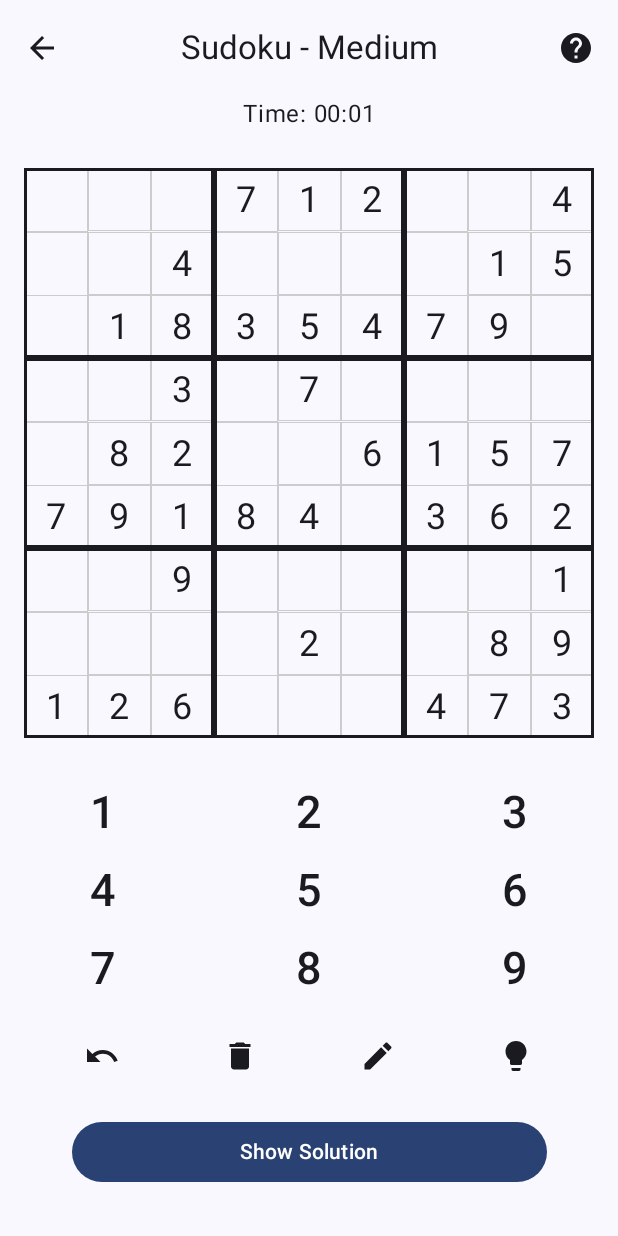
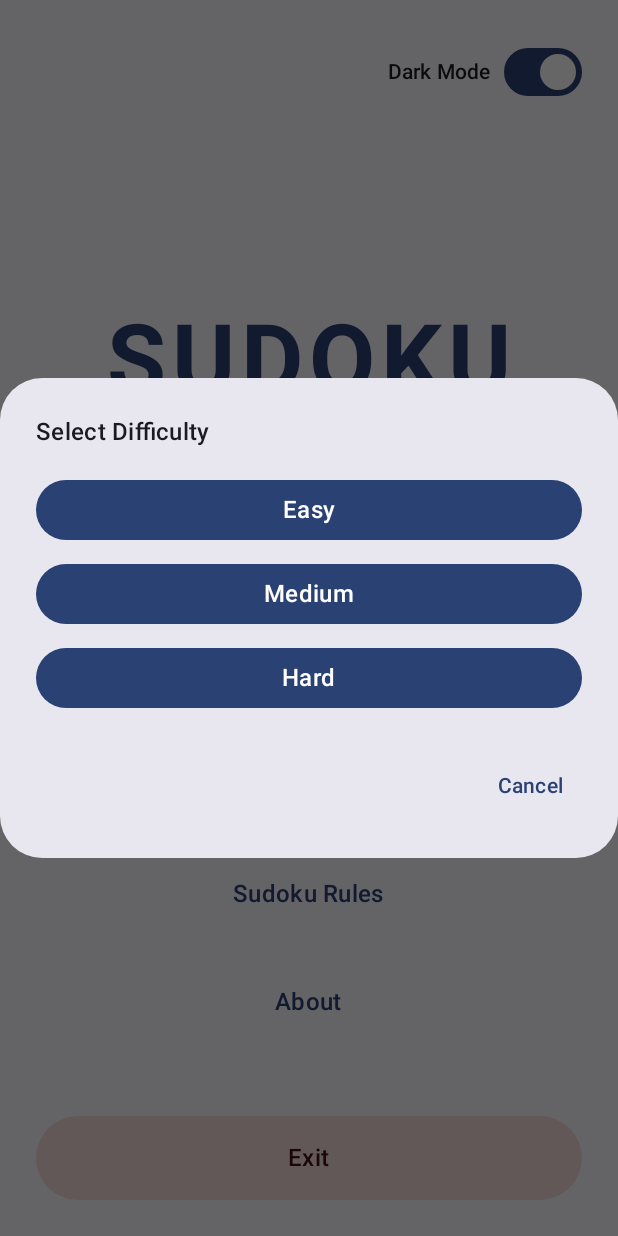
Before and after one commit to AndreasY12/SudokuAndroid, an Android app built with Jetpack Compose: the screen it shows after launch (MainActivity), after a tap on "New Game", on a phone screen of 412 x 824 dp. Run offline under Robolectric (Android 15) with nearby library versions, the phone set to English and light mode, and no system bars.

Commit message:
user can now select what difficulty the sudoku game when starting new game

```diff
--- a/app/src/main/java/com/example/sudokunew/GameScreen.kt
+++ b/app/src/main/java/com/example/sudokunew/GameScreen.kt
@@ -63,14 +63,17 @@ import java.util.Locale
 @Composable
 fun GameScreen(
     viewModel: SudokuViewModel = androidx.lifecycle.viewmodel.compose.viewModel(),
-    navController: NavHostController
+    navController: NavHostController,
+    difficulty: Difficulty
 ) {
     val state by viewModel.state.collectAsState()
     var showDialog by rememberSaveable { mutableStateOf(false) }
     val layoutDirection = LocalLayoutDirection.current
-    val difficulty = state.difficulty
+    //val difficulty = state.difficulty
 
     val colors = MaterialTheme.colorScheme
+
+    viewModel.startNewGame(difficulty)
 
     Scaffold(
         modifier = Modifier
@@ -165,7 +168,7 @@ fun GameScreen(
                     )
                 },
                 confirmButton = {
-                    TextButton(onClick = { viewModel.startNewGame(Difficulty.MEDIUM) }) {
+                    TextButton(onClick = { viewModel.startNewGame(difficulty) }) {
                         Text("New Game", color = colors.primary)
                     }
                 }
--- a/app/src/main/java/com/example/sudokunew/StartScreen.kt
+++ b/app/src/main/java/com/example/sudokunew/StartScreen.kt
@@ -21,6 +21,8 @@ import androidx.compose.foundation.verticalScroll
 import androidx.compose.material.icons.Icons
 import androidx.compose.material.icons.filled.DarkMode
 import androidx.compose.material.icons.filled.LightMode
+import androidx.compose.material3.AlertDialog
+import androidx.compose.material3.Button
 import androidx.compose.material3.ButtonDefaults
 import androidx.compose.material3.ElevatedButton
 import androidx.compose.material3.FilledTonalButton
@@ -53,11 +55,13 @@ import kotlinx.coroutines.delay
 fun StartScreen(
     isDarkMode: Boolean = true,
     navController: NavHostController,
+    onNewGameStart: (Difficulty) -> Unit
 ) {
 
     // States for staggered animation
     var showLogo by remember { mutableStateOf(false) }
     var showButtons by remember { mutableStateOf(false) }
+    var showDifficultyDialog by remember { mutableStateOf(false) }
 
     LaunchedEffect(Unit) {
         delay(100)
@@ -109,7 +113,17 @@ fun StartScreen(
                 )
             ) {
                 ButtonGroup(
-                    navController = navController
+                    navController = navController,
+                    onNewGameClick = {showDifficultyDialog = true}
+                )
+            }
+            if (showDifficultyDialog) {
+                DifficultySelectionDialog(
+                    onDismiss = { showDifficultyDialog = false },
+                    onDifficultySelected = { difficulty ->
+                        onNewGameStart(difficulty)
+                        showDifficultyDialog = false
+                    }
                 )
             }
         }
@@ -162,7 +176,7 @@ fun Logo() {
 }
 
 @Composable
-fun ButtonGroup(modifier: Modifier = Modifier,navController: NavHostController) {
+fun ButtonGroup(modifier: Modifier = Modifier, navController: NavHostController,onNewGameClick: () -> Unit) {
     val buttonShape = RoundedCornerShape(12.dp)
     val buttonModifier = Modifier
         .fillMaxWidth()
@@ -177,7 +191,7 @@ fun ButtonGroup(modifier: Modifier = Modifier,navController: NavHostController)
         horizontalAlignment = Alignment.CenterHorizontally
     ) {
         ElevatedButton(
-            onClick = { navController.navigate("game") },
+            onClick = onNewGameClick,
             modifier = buttonModifier,
             colors = ButtonDefaults.elevatedButtonColors(
                 containerColor = MaterialTheme.colorScheme.primary,
@@ -204,7 +218,7 @@ fun ButtonGroup(modifier: Modifier = Modifier,navController: NavHostController)
         }
 
         TextButton(
-            onClick = {navController.navigate("rules")},
+            onClick = { navController.navigate("rules") },
             modifier = buttonModifier,
             colors = ButtonDefaults.textButtonColors(
                 contentColor = MaterialTheme.colorScheme.primary
@@ -233,8 +247,8 @@ fun ButtonGroup(modifier: Modifier = Modifier,navController: NavHostController)
 
         FilledTonalButton(
             onClick = {
-                if(context is Activity){
-                 context.finish()
+                if (context is Activity) {
+                    context.finish()
                 }
             },
             modifier = buttonModifier,
@@ -250,3 +264,55 @@ fun ButtonGroup(modifier: Modifier = Modifier,navController: NavHostController)
         }
     }
 }
+
+@Composable
+fun DifficultySelectionDialog(
+    onDismiss: () -> Unit,
+    onDifficultySelected: (Difficulty) -> Unit
+) {
+    val colors = MaterialTheme.colorScheme
+    AlertDialog(
+        onDismissRequest = onDismiss,
+        title = {
+            Text(
+                text = "Select Difficulty",
+                color = colors.onBackground,
+                style = MaterialTheme.typography.titleMedium
+            )
+        },
+        text = {
+            Column(verticalArrangement = Arrangement.spacedBy(8.dp)) {
+                DifficultyButton("Easy", Difficulty.EASY, onDifficultySelected)
+                DifficultyButton("Medium", Difficulty.MEDIUM, onDifficultySelected)
+                DifficultyButton("Hard", Difficulty.HARD, onDifficultySelected)
+            }
+        },
+        confirmButton = {
+            TextButton(onClick = onDismiss) {
+                Text("Cancel", color = colors.primary)
+            }
+        }
+    )
+}
+
+@Composable
+fun DifficultyButton(
+    label: String,
+    difficulty: Difficulty,
+    onDifficultySelected: (Difficulty) -> Unit
+) {
+    val colors = MaterialTheme.colorScheme
+    Button(
+        onClick = { onDifficultySelected(difficulty) },
+        modifier = Modifier.fillMaxWidth(),
+        colors = ButtonDefaults.buttonColors(
+            containerColor = colors.primary,
+            contentColor = colors.onPrimary
+        )
+    ) {
+        Text(
+            text = label,
+            style = MaterialTheme.typography.titleMedium
+        )
+    }
+}
--- a/app/src/main/java/com/example/sudokunew/SudokuNavGraph.kt
+++ b/app/src/main/java/com/example/sudokunew/SudokuNavGraph.kt
@@ -16,11 +16,14 @@ fun SudokuNavHost(
         startDestination = "start",
         modifier = modifier
     ){
-        composable("start"){
-            StartScreen(navController = navController)
+        composable("start") {
+            StartScreen(navController = navController, onNewGameStart = { difficulty ->
+                navController.navigate("game/${difficulty.name}")
+            })
         }
-        composable("game") {
-            GameScreen(navController = navController)
+        composable("game/{difficulty}") { backStackEntry ->
+            val difficulty = Difficulty.valueOf(backStackEntry.arguments?.getString("difficulty") ?: "EASY")
+            GameScreen(navController = navController, difficulty = difficulty)
         }
         composable("rules"){
             RulesScreen(navController = navController)
--- a/app/src/main/java/com/example/sudokunew/SudokuViewModel.kt
+++ b/app/src/main/java/com/example/sudokunew/SudokuViewModel.kt
@@ -17,12 +17,14 @@ class SudokuViewModel : ViewModel() {
     val state: StateFlow<SudokuState> = _state.asStateFlow()
     private var solutionBoard = Array(9) { Array(9) { 0 } }
     private val history = Stack<SudokuState>()
-    private val difficulty = Difficulty.MEDIUM
+    //private val difficulty = Difficulty.MEDIUM
     private var timerJob: Job? = null
 
+    /*
     init {
         startNewGame(difficulty)
     }
+     */
 
     fun startNewGame(difficulty: Difficulty) {
         //originalBoard : complete and solved Sudoku puzzle
```
